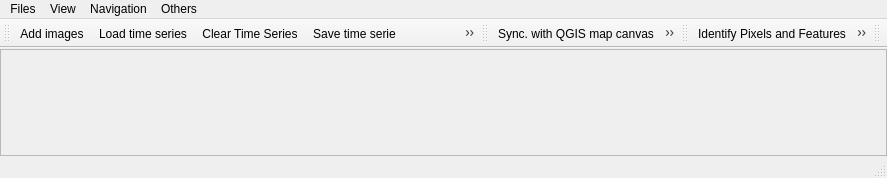
The window that eotimeseriesviewer/ui/timeseriesviewer.ui (jakimowb/eo-time-series-viewer) describes before a commit, drawn with Qt 5.
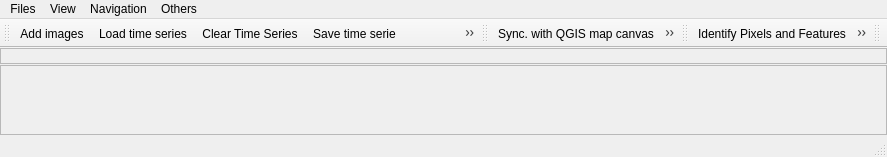
The same window after the commit. Icons and pictures are not drawn. Custom widgets are drawn as their Qt base class.

The edit to the form file:
```diff
--- a/eotimeseriesviewer/ui/timeseriesviewer.ui
+++ b/eotimeseriesviewer/ui/timeseriesviewer.ui
@@ -7,7 +7,7 @@
     <x>0</x>
     <y>0</y>
     <width>887</width>
-    <height>178</height>
+    <height>157</height>
    </rect>
   </property>
   <property name="windowTitle">
@@ -74,7 +74,7 @@
     <item>
      <widget class="MapViewScrollArea" name="scrollAreaSubsets">
       <property name="sizePolicy">
-       <sizepolicy hsizetype="Expanding" vsizetype="Expanding">
+       <sizepolicy hsizetype="Preferred" vsizetype="Preferred">
         <horstretch>1</horstretch>
         <verstretch>0</verstretch>
        </sizepolicy>
@@ -103,7 +103,7 @@
          <x>0</x>
          <y>0</y>
          <width>885</width>
-         <height>90</height>
+         <height>69</height>
         </rect>
        </property>
        <property name="sizePolicy">
```
Left out of the diff: 2 changed lines with no effect on the pictures.
